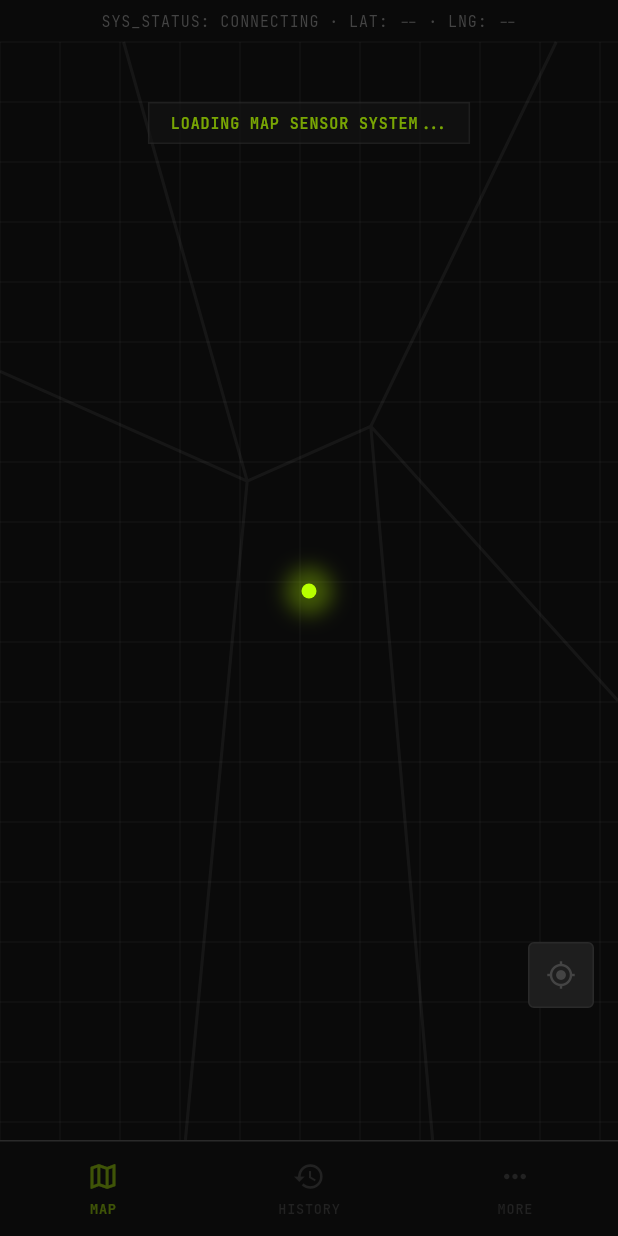
After one commit to manikrc98/turf-app, a Flutter app: the MapSkeletonScreen screen opened directly, on a phone screen of 412 x 824 dp. The commit adds this screen. Run offline on Flutter 3.47's test engine with Material 3 defaults, Android fonts, the phone set to English and light mode, and no system bars; our stand-ins replace flutter_compass, flutter_local_notifications, geolocator, google_fonts, google_maps_flutter, google_sign_in and 3 more; missing offline and left inert: flutter_background_service, flutter_background_service_android; accounts and stored records are empty; generated files the repository leaves out were written again; project files that could hold a hidden picture were left out.

Commit message:
feat: replace loading spinner with map skeleton loader and fix tab layout shifts

```diff
--- /dev/null
+++ b/lib/screens/map_skeleton_screen.dart
@@ -0,0 +1,387 @@
+import 'package:flutter/material.dart';
+import 'package:google_fonts/google_fonts.dart';
+
+class MapSkeletonScreen extends StatefulWidget {
+  const MapSkeletonScreen({super.key});
+
+  @override
+  State<MapSkeletonScreen> createState() => _MapSkeletonScreenState();
+}
+
+class _MapSkeletonScreenState extends State<MapSkeletonScreen>
+    with SingleTickerProviderStateMixin {
+  late AnimationController _pulseController;
+  late Animation<double> _pulseAnimation;
+  late Animation<double> _glowAnimation;
+
+  @override
+  void initState() {
+    super.initState();
+    _pulseController = AnimationController(
+      vsync: this,
+      duration: const Duration(milliseconds: 1500),
+    )..repeat(reverse: true);
+
+    _pulseAnimation = Tween<double>(begin: 0.3, end: 0.7).animate(
+      CurvedAnimation(parent: _pulseController, curve: Curves.easeInOut),
+    );
+
+    _glowAnimation = Tween<double>(begin: 4.0, end: 12.0).animate(
+      CurvedAnimation(parent: _pulseController, curve: Curves.easeInOut),
+    );
+  }
+
+  @override
+  void dispose() {
+    _pulseController.dispose();
+    super.dispose();
+  }
+
+  @override
+  Widget build(BuildContext context) {
+    final mediaQuery = MediaQuery.of(context);
+    final bottomPadding = mediaQuery.padding.bottom;
+
+    return Scaffold(
+      backgroundColor: const Color(0xFF0A0A0A),
+      body: SafeArea(
+        bottom: false,
+        child: Column(
+          children: [
+            // Top HUD coordinates ticker placeholder
+            _buildSkeletonHUD(),
+
+            // Map Area Skeleton
+            Expanded(
+              child: Stack(
+                children: [
+                  // Abstract street/map grid painter
+                  Positioned.fill(
+                    child: CustomPaint(
+                      painter: SkeletonGridPainter(),
+                    ),
+                  ),
+
+                  // Central pulsing location beacon
+                  Center(
+                    child: AnimatedBuilder(
+                      animation: _pulseController,
+                      builder: (context, _) {
+                        return Container(
+                          width: 24,
+                          height: 24,
+                          decoration: BoxDecoration(
+                            shape: BoxShape.circle,
+                            boxShadow: [
+                              BoxShadow(
+                                color: const Color(0xFFB8FF00).withOpacity(0.5 * _pulseAnimation.value),
+                                blurRadius: _glowAnimation.value,
+                                spreadRadius: _glowAnimation.value / 3,
+                              ),
+                            ],
+                          ),
+                          child: Center(
+                            child: Container(
+                              width: 10,
+                              height: 10,
+                              decoration: const BoxDecoration(
+                                color: Color(0xFFB8FF00),
+                                shape: BoxShape.circle,
+                              ),
+                            ),
+                          ),
+                        );
+                      },
+                    ),
+                  ),
+
+                  // Pulse indicator / loading message overlay on map
+                  Positioned(
+                    left: 0,
+                    right: 0,
+                    top: 40,
+                    child: Center(
+                      child: AnimatedBuilder(
+                        animation: _pulseAnimation,
+                        builder: (context, child) {
+                          return Opacity(
+                            opacity: _pulseAnimation.value,
+                            child: Container(
+                              padding: const EdgeInsets.symmetric(horizontal: 14, vertical: 6),
+                              decoration: BoxDecoration(
+                                color: const Color(0xFF141414),
+                                border: Border.all(color: const Color(0xFF2A2A2A), width: 1.0),
+                              ),
+                              child: Text(
+                                "LOADING MAP SENSOR SYSTEM...",
+                                style: GoogleFonts.jetBrainsMono(
+                                  color: const Color(0xFFB8FF00),
+                                  fontSize: 10,
+                                  fontWeight: FontWeight.w600,
+                                  letterSpacing: 10 * 0.06,
+                                ),
+                              ),
+                            ),
+                          );
+                        },
+                      ),
+                    ),
+                  ),
+
+                  // Mock Location FAB on bottom right
+                  Positioned(
+                    bottom: 88.0,
+                    right: 16.0,
+                    child: Container(
+                      width: 44,
+                      height: 44,
+                      decoration: BoxDecoration(
+                        color: const Color(0xFF1E1E1E),
+                        border: Border.all(color: const Color(0xFF2A2A2A), width: 1.0),
+                        borderRadius: BorderRadius.circular(4),
+                      ),
+                      child: const Center(
+                        child: Icon(
+                          Icons.gps_fixed_outlined,
+                          color: Color(0xFF444444),
+                          size: 20,
+                        ),
+                      ),
+                    ),
+                  ),
+
+                ],
+              ),
+            ),
+
+            // Muted Bottom Navigation Bar
+            _buildBottomNav(bottomPadding),
+          ],
+        ),
+      ),
+    );
+  }
+
+  Widget _buildSkeletonHUD() {
+    return Container(
+      height: 28,
+      width: double.infinity,
+      color: const Color(0xB30A0A0A),
+      alignment: Alignment.center,
+      padding: const EdgeInsets.symmetric(horizontal: 16),
+      child: Text(
+        "SYS_STATUS: CONNECTING · LAT: -- · LNG: --",
+        style: GoogleFonts.jetBrainsMono(
+          color: const Color(0xFF444444),
+          fontSize: 10,
+          fontWeight: FontWeight.w400,
+          letterSpacing: 10 * 0.06,
+        ),
+      ),
+    );
+  }
+
+  Widget _buildBottomNav(double bottomPadding) {
+    return Container(
+      height: 64.0 + bottomPadding,
+      decoration: const BoxDecoration(
+        color: Color(0xFF0A0A0A),
+        border: Border(
+          top: BorderSide(color: Color(0xFF2A2A2A), width: 1.0),
+        ),
+      ),
+      padding: EdgeInsets.only(bottom: bottomPadding),
+      child: Row(
+        mainAxisAlignment: MainAxisAlignment.spaceAround,
+        children: [
+          _buildNavItem("MAP", Icons.map_outlined, isHighlighted: true),
+          _buildNavItem("HISTORY", Icons.history_outlined, isHighlighted: false),
+          _buildNavItem("MORE", Icons.more_horiz_outlined, isHighlighted: false),
+        ],
+      ),
+    );
+  }
+
+  Widget _buildNavItem(String label, IconData icon, {required bool isHighlighted}) {
+    final Color color = isHighlighted ? const Color(0xFFB8FF00).withOpacity(0.3) : const Color(0xFF222222);
+    return Container(
+      width: 80,
+      alignment: Alignment.center,
+      child: Column(
+        mainAxisAlignment: MainAxisAlignment.center,
+        children: [
+          Icon(icon, size: 22, color: color),
+          const SizedBox(height: 4),
+          Text(
+            label,
+            style: GoogleFonts.jetBrainsMono(
+              color: color,
+              fontSize: 9,
+              fontWeight: FontWeight.w600,
+              letterSpacing: 9 * 0.06,
+            ),
+          ),
+        ],
+      ),
+    );
+  }
+}
+
+class SkeletonGridPainter extends CustomPainter {
+  @override
+  void paint(Canvas canvas, Size size) {
+    final paint = Paint()
+      ..color = Colors.white.withOpacity(0.03)
+      ..strokeWidth = 1.0
+      ..style = PaintingStyle.stroke;
+
+    // Draw background grid lines
+    const double gridSize = 40.0;
+    for (double x = 0; x < size.width; x += gridSize) {
+      canvas.drawLine(Offset(x, 0), Offset(x, size.height), paint);
+    }
+    for (double y = 0; y < size.height; y += gridSize) {
+      canvas.drawLine(Offset(0, y), Offset(size.width, y), paint);
+    }
+
+    // Draw some mock diagonal paths simulating streets/trails
+    final pathPaint = Paint()
+      ..color = Colors.white.withOpacity(0.05)
+      ..strokeWidth = 2.0
+      ..style = PaintingStyle.stroke;
+
+    final roadPath = Path()
+      ..moveTo(0, size.height * 0.3)
+      ..lineTo(size.width * 0.4, size.height * 0.4)
+      ..lineTo(size.width * 0.6, size.height * 0.35)
+      ..lineTo(size.width, size.height * 0.6)
+      ..moveTo(size.width * 0.2, 0)
+      ..lineTo(size.width * 0.4, size.height * 0.4)
+      ..lineTo(size.width * 0.3, size.height)
+      ..moveTo(size.width * 0.7, size.height)
+      ..lineTo(size.width * 0.6, size.height * 0.35)
+      ..lineTo(size.width * 0.9, 0);
+
+    canvas.drawPath(roadPath, pathPaint);
+  }
+
+  @override
+  bool shouldRepaint(covariant CustomPainter oldDelegate) => false;
+}
+
+class MapViewportSkeleton extends StatefulWidget {
+  const MapViewportSkeleton({super.key});
+
+  @override
+  State<MapViewportSkeleton> createState() => _MapViewportSkeletonState();
+}
+
+class _MapViewportSkeletonState extends State<MapViewportSkeleton>
+    with SingleTickerProviderStateMixin {
+  late AnimationController _pulseController;
+  late Animation<double> _pulseAnimation;
+  late Animation<double> _glowAnimation;
+
+  @override
+  void initState() {
+    super.initState();
+    _pulseController = AnimationController(
+      vsync: this,
+      duration: const Duration(milliseconds: 1500),
+    )..repeat(reverse: true);
+
+    _pulseAnimation = Tween<double>(begin: 0.3, end: 0.7).animate(
+      CurvedAnimation(parent: _pulseController, curve: Curves.easeInOut),
+    );
+
+    _glowAnimation = Tween<double>(begin: 4.0, end: 12.0).animate(
+      CurvedAnimation(parent: _pulseController, curve: Curves.easeInOut),
+    );
+  }
+
+  @override
+  void dispose() {
+    _pulseController.dispose();
+    super.dispose();
+  }
+
+  @override
+  Widget build(BuildContext context) {
+    return Stack(
+      children: [
+        // Abstract street/map grid painter
+        Positioned.fill(
+          child: CustomPaint(
+            painter: SkeletonGridPainter(),
+          ),
+        ),
+
+        // Central pulsing location beacon
+        Center(
+          child: AnimatedBuilder(
+            animation: _pulseController,
+            builder: (context, _) {
+              return Container(
+                width: 24,
+                height: 24,
+                decoration: BoxDecoration(
+                  shape: BoxShape.circle,
+                  boxShadow: [
+                    BoxShadow(
+                      color: const Color(0xFFB8FF00).withOpacity(0.5 * _pulseAnimation.value),
+                      blurRadius: _glowAnimation.value,
+                      spreadRadius: _glowAnimation.value / 3,
+                    ),
+                  ],
+                ),
+                child: Center(
+                  child: Container(
+                    width: 10,
+                    height: 10,
+                    decoration: const BoxDecoration(
+                      color: Color(0xFFB8FF00),
+                      shape: BoxShape.circle,
+                    ),
+                  ),
+                ),
+              );
+            },
+          ),
+        ),
+
+        // Pulse indicator / loading message overlay on map
+        Positioned(
+          left: 0,
+          right: 0,
+          top: 40,
+          child: Center(
+            child: AnimatedBuilder(
+              animation: _pulseAnimation,
+              builder: (context, child) {
+                return Opacity(
+                  opacity: _pulseAnimation.value,
+                  child: Container(
+                    padding: const EdgeInsets.symmetric(horizontal: 14, vertical: 6),
+                    decoration: BoxDecoration(
+                      color: const Color(0xFF141414),
+                      border: Border.all(color: const Color(0xFF2A2A2A), width: 1.0),
+                    ),
+                    child: Text(
+                      "LOADING MAP SENSOR SYSTEM...",
+                      style: GoogleFonts.jetBrainsMono(
+                        color: const Color(0xFFB8FF00),
+                        fontSize: 10,
+                        fontWeight: FontWeight.w600,
+                        letterSpacing: 10 * 0.06,
+                      ),
+                    ),
+                  ),
+                );
+              },
+            ),
+          ),
+        ),
+      ],
+    );
+  }
+}
```
Also changed, not shown: lib/location/background_service.dart (+20 -0 lines), lib/main.dart (+2 -6 lines), lib/providers/location_tracking_provider.dart (+15 -7 lines), lib/screens/history_bottom_sheet.dart (+24 -0 lines), lib/screens/map_screen.dart (+12 -24 lines), 1 other file.
